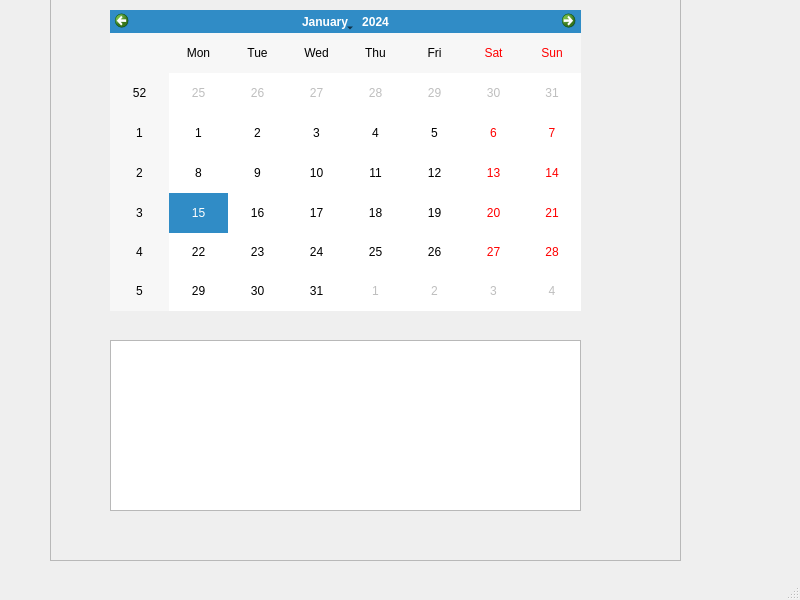
Before: the Qt Designer form form.ui in Yidhan/HCI-584-project, drawn with Qt 5.
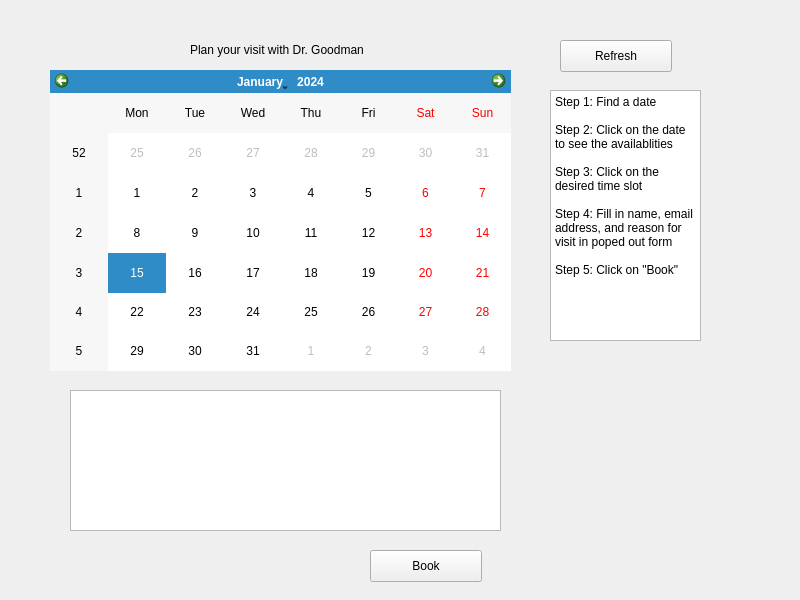
After: the same form once the commit is applied.

What changed in the file:
```diff
--- a/form.ui
+++ b/form.ui
@@ -14,54 +14,87 @@
    <string>CalendarApp</string>
   </property>
   <widget class="QWidget" name="centralwidget">
-   <widget class="QFrame" name="background">
+   <widget class="QCalendarWidget" name="calendarWidget">
     <property name="geometry">
      <rect>
       <x>50</x>
-      <y>-30</y>
-      <width>631</width>
-      <height>591</height>
+      <y>70</y>
+      <width>461</width>
+      <height>301</height>
      </rect>
     </property>
-    <property name="frameShape">
-     <enum>QFrame::StyledPanel</enum>
+   </widget>
+   <widget class="QListWidget" name="listWidget">
+    <property name="geometry">
+     <rect>
+      <x>70</x>
+      <y>390</y>
+      <width>431</width>
+      <height>141</height>
+     </rect>
     </property>
-    <property name="frameShadow">
-     <enum>QFrame::Raised</enum>
+   </widget>
+   <widget class="QPushButton" name="pushButton">
+    <property name="geometry">
+     <rect>
+      <x>560</x>
+      <y>40</y>
+      <width>112</width>
+      <height>32</height>
+     </rect>
     </property>
-    <widget class="QCalendarWidget" name="calendarWidget">
-     <property name="geometry">
-      <rect>
-       <x>60</x>
-       <y>40</y>
-       <width>471</width>
-       <height>301</height>
-      </rect>
-     </property>
-    </widget>
-    <widget class="QListWidget" name="listWidget">
-     <property name="geometry">
-      <rect>
-       <x>60</x>
-       <y>370</y>
-       <width>471</width>
-       <height>171</height>
-      </rect>
-     </property>
-    </widget>
+    <property name="text">
+     <string>Refresh</string>
+    </property>
    </widget>
+   <widget class="QPushButton" name="pushButton_2">
+    <property name="geometry">
+     <rect>
+      <x>370</x>
+      <y>550</y>
+      <width>112</width>
+      <height>32</height>
+     </rect>
+    </property>
+    <property name="text">
+     <string>Book</string>
+    </property>
+   </widget>
+   <widget class="QPlainTextEdit" name="plainTextEdit">
+    <property name="geometry">
+     <rect>
+      <x>550</x>
+      <y>90</y>
+      <width>151</width>
+      <height>251</height>
+     </rect>
+    </property>
+    <property name="plainText">
+     <string>Step 1: Find a date
+
+Step 2: Click on the date to see the availablities
+
+Step 3: Click on the desired time slot
+
+Step 4: Fill in name, email address, and reason for visit in poped out form
+
+Step 5: Click on &quot;Book&quot;</string>
+    </property>
+   </widget>
+   <widget class="QLabel" name="label">
+    <property name="geometry">
+     <rect>
+      <x>190</x>
+      <y>40</y>
+      <width>201</width>
+      <height>20</height>
+     </rect>
+    </property>
+    <property name="text">
+     <string>Plan your visit with Dr. Goodman</string>
+    </property>
+   </widget>
   </widget>
-  <widget class="QMenuBar" name="menubar">
-   <property name="geometry">
-    <rect>
-     <x>0</x>
-     <y>0</y>
-     <width>800</width>
-     <height>22</height>
-    </rect>
-   </property>
-  </widget>
-  <widget class="QStatusBar" name="statusbar"/>
  </widget>
  <resources/>
  <connections/>
```
